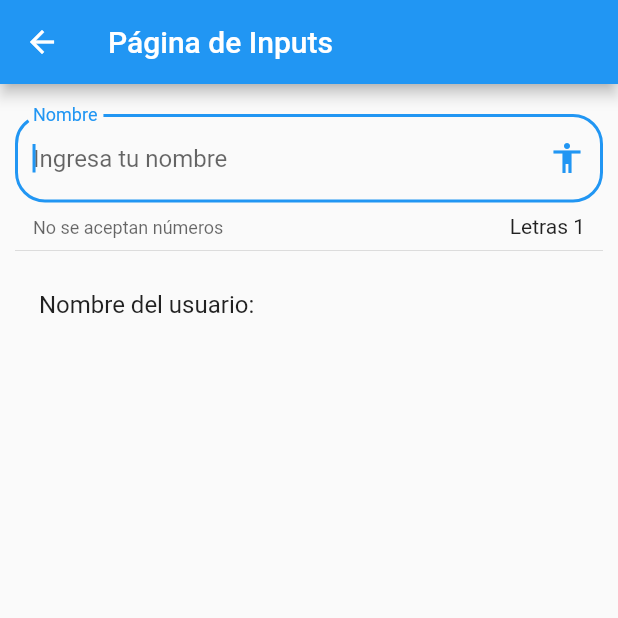
After one commit to flaviooria/Components, a Flutter app: the InputPage screen opened by its route, on a phone screen of 412 x 824 dp, the top half of it. The commit adds this screen. Run offline on Flutter 3.47's test engine with Material 2 defaults, Android fonts, the phone set to English and light mode, and no system bars.

Commit message:
Se esta agregando el componente para hacer un container animado y un inputField

```diff
--- a/data/menu_opts.json
+++ b/data/menu_opts.json
@@ -15,6 +15,16 @@
             "ruta" : "card",
             "icon" : "folder_open",
             "texto": "Cards - Tarjetas"
+        },
+        {
+            "ruta" : "animatedContainer",
+            "icon" : "donut_large",
+            "texto": "Animated Container"
+        },
+         {
+            "ruta" : "inputs",
+            "icon" : "input",
+            "texto": "Inputs"
         }
     ]
 }
--- /dev/null
+++ b/lib/src/pages/input_page.dart
@@ -0,0 +1,57 @@
+import 'package:flutter/material.dart';
+
+class InputPage extends StatefulWidget {
+  InputPage({Key? key}) : super(key: key);
+
+  @override
+  _InputPageState createState() => _InputPageState();
+}
+
+class _InputPageState extends State<InputPage> {
+  String _name = " ";
+  @override
+  Widget build(BuildContext context) {
+    return Scaffold(
+      appBar: AppBar(
+        title: Text("Página de Inputs"),
+      ),
+      body: ListView(
+        padding: EdgeInsets.symmetric(horizontal: 10, vertical: 20),
+        children: <Widget>[_createInput(), Divider(), _createUser()],
+      ),
+    );
+  }
+
+  Widget _createInput() {
+    return TextField(
+      autofocus: true,
+      textCapitalization: TextCapitalization.sentences,
+      maxLength: 250,
+      decoration: InputDecoration(
+          //EL contador de palabras que se estan escribiendo
+          counter: Text("Letras ${_name.length}"),
+          //El hintext es igual al placeholder en html
+          hintText: "Ingresa tu nombre",
+          //Es el texto de ayuda
+          helperText: 'No se aceptan números',
+          border: OutlineInputBorder(borderRadius: BorderRadius.circular(20.0)),
+          //Label para indicar el nombre del input
+          labelText: "Nombre",
+          //Propiedad para agregar un icono en la parte final del input
+          suffixIcon: Icon(Icons.accessibility)),
+      onChanged: (value) {
+        setState(() {
+          _name = value;
+        });
+        print(_name);
+      },
+    );
+  }
+
+  Widget _createUser() {
+    //if (_name == null) _name = "";
+    return ListTile(
+      title: Text("Nombre del usuario: $_name"),
+    );
+  }
+}
--- a/lib/src/routes/routes.dart
+++ b/lib/src/routes/routes.dart
@@ -1,9 +1,11 @@
-import 'package:componentes2/src/pages/card_page.dart';
 import 'package:flutter/material.dart';
 
+import 'package:componentes2/src/pages/animated_container.dart';
+import 'package:componentes2/src/pages/card_page.dart';
 import 'package:componentes2/src/pages/alert_page.dart';
 import 'package:componentes2/src/pages/avatar_page.dart';
 import 'package:componentes2/src/pages/home_page.dart';
+import 'package:componentes2/src/pages/input_page.dart';
 
 //Creo mi metodo que me devuelve mis lista de rutas, de esta forma es mucha mas dinamico y
 //modularizado
@@ -12,6 +14,8 @@ Map<String, WidgetBuilder> getRoutesAplication() {
     "/": (context) => HomePape(),
     "alert": (context) => AlertPage(),
     "avatar": (context) => AvatarPage(),
-    "card": (BuildContext context) => CardPage()
+    "card": (BuildContext context) => CardPage(),
+    "animatedContainer": (context) => AnimatedContainerPage(),
+    "inputs": (context) => InputPage()
   };
 }
--- a/lib/src/utils/icono_string_util.dart
+++ b/lib/src/utils/icono_string_util.dart
@@ -3,7 +3,9 @@ import 'package:flutter/material.dart';
 final _icons = <String, IconData>{
   "add_alert": Icons.add_alert,
   "accessibility": Icons.accessibility,
-  "folder_open": Icons.folder_open
+  "folder_open": Icons.folder_open,
+  "donut_large": Icons.donut_large,
+  "input": Icons.input,
 };
 
 Icon getIcon(String nameIcon) {
```
Also changed, not shown: lib/src/pages/animated_container.dart (added, +61 -0 lines), 1 other file.
